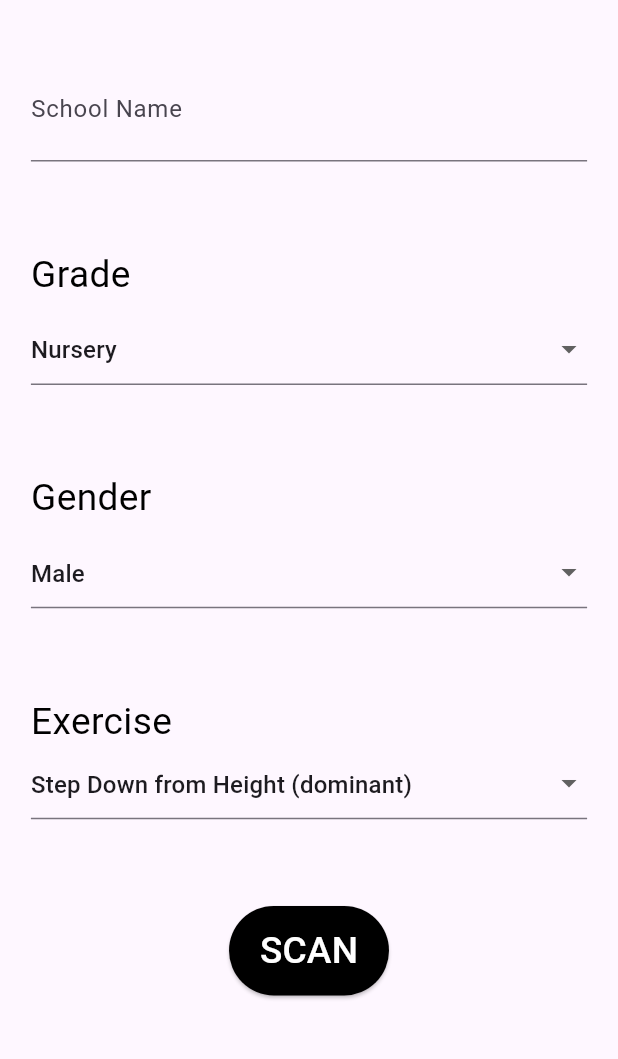
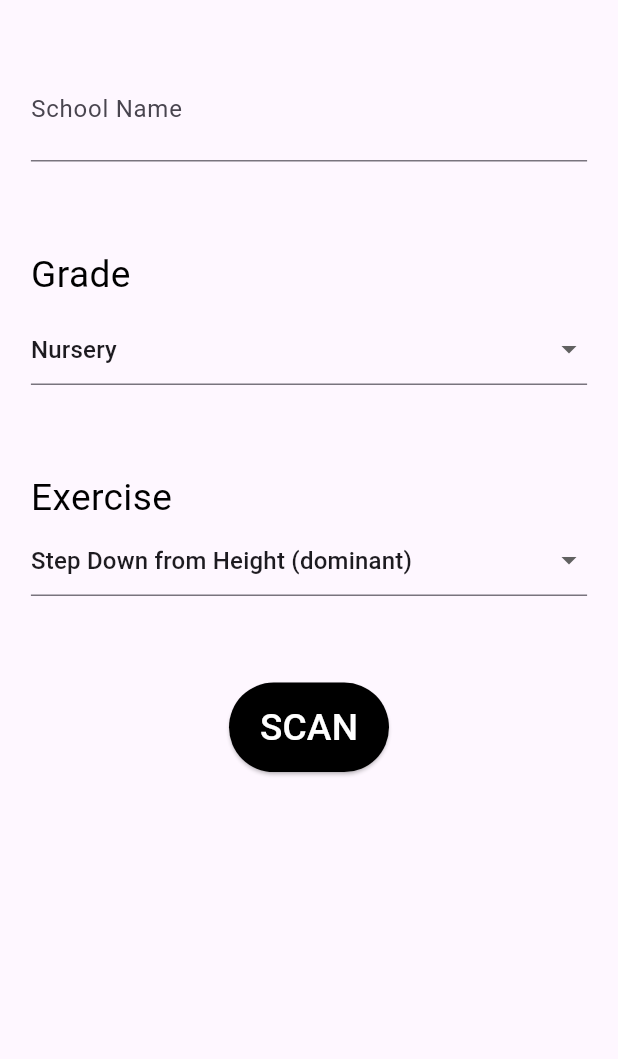
Before and after one commit to namayjindal/data_collection_app_with_peaks, a Flutter app: the screen it shows after launch, on a phone screen of 412 x 824 dp, the part 63-1122 px from its top. Run offline on Flutter 3.47's test engine with Material 3 defaults, Android fonts, the light colour scheme and no system bars; our stand-ins replace csv, firebase_core, firebase_storage, flutter_blue_plus, permission_handler, shared_preferences; accounts and stored records are empty.

```diff
--- a/lib/bluetooth.dart
+++ b/lib/bluetooth.dart
@@ -147,6 +147,9 @@ class _BluetoothScreenState extends State<BluetoothScreen> {
               var byteData = ByteData.sublistView(Uint8List.fromList(value));
               var zephyrData = ZephyrData.fromBytes(byteData);
               await characteristic.setNotifyValue(false);
+              if (zephyrData.field9 > 100) {
+                return 100;
+              }
               return zephyrData.field9; // Assuming field9 is the battery level
             }
           }
--- a/lib/home.dart
+++ b/lib/home.dart
@@ -12,7 +12,6 @@ class HomeScreen extends StatefulWidget {
 class _HomeScreenState extends State<HomeScreen> {
   final TextEditingController _schoolNameController = TextEditingController();
   // final TextEditingController _studentNameController = TextEditingController();
-  String gender = 'Male';
   String grade = 'Nursery';
   final List<String> genders = ['Male', 'Female'];
 
@@ -149,7 +148,6 @@ class _HomeScreenState extends State<HomeScreen> {
         builder: (context) => BluetoothScreen(
           sensors: exercises[exercise] ?? [],
           schoolName: _schoolNameController.text,
-          // studentName: _studentNameController.text,
           grade: grade,
           exerciseName: exercise,
           allowedDeviceNames: const [
@@ -193,15 +191,6 @@ class _HomeScreenState extends State<HomeScreen> {
                 ),
                 decoration: const InputDecoration(label: Text('School Name')),
               ),
-              // SizedBox(height: screenHeight * 0.07),
-              // TextField(
-              //   controller: _studentNameController,
-              //   style: TextStyle(
-              //     color: Colors.black,
-              //     fontSize: fontsize,
-              //   ),
-              //   decoration: const InputDecoration(label: Text('Student Name')),
-              // ),
               SizedBox(height: screenHeight * 0.07),
               Text(
                 'Grade',
@@ -223,29 +212,6 @@ class _HomeScreenState extends State<HomeScreen> {
                   setState(() {
                     grade = newValue!;
                     exercise = gradeExercises[grade]![0];
-                  });
-                },
-              ),
-              SizedBox(height: screenHeight * 0.07),
-              Text(
-                'Gender',
-                style: TextStyle(color: Colors.black, fontSize: fontsize),
-              ),
-              SizedBox(height: screenHeight * 0.01),
-              DropdownButtonFormField<String>(
-                decoration: const InputDecoration(
-                  hintText: 'Gender',
-                ),
-                value: gender,
-                items: genders.map((gender) {
-                  return DropdownMenuItem<String>(
-                    value: gender,
-                    child: Text(gender),
-                  );
-                }).toList(),
-                onChanged: (newValue) {
-                  setState(() {
-                    gender = newValue!;
                   });
                 },
               ),
```
Also changed, not shown: lib/data_collection.dart (+34 -3 lines).
